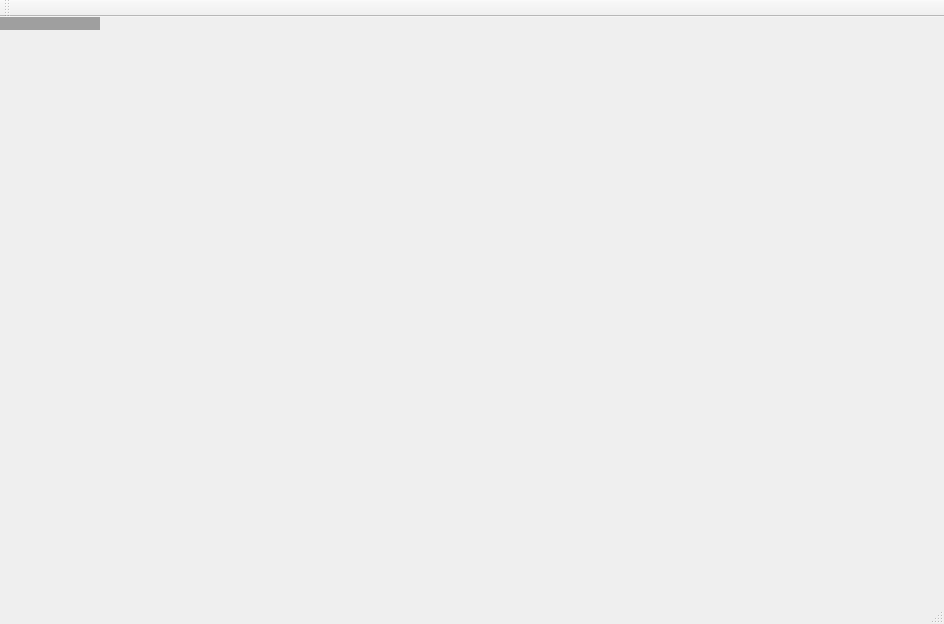
Qt form mainwindow.ui (ORBAT/epidemic) before a commit.
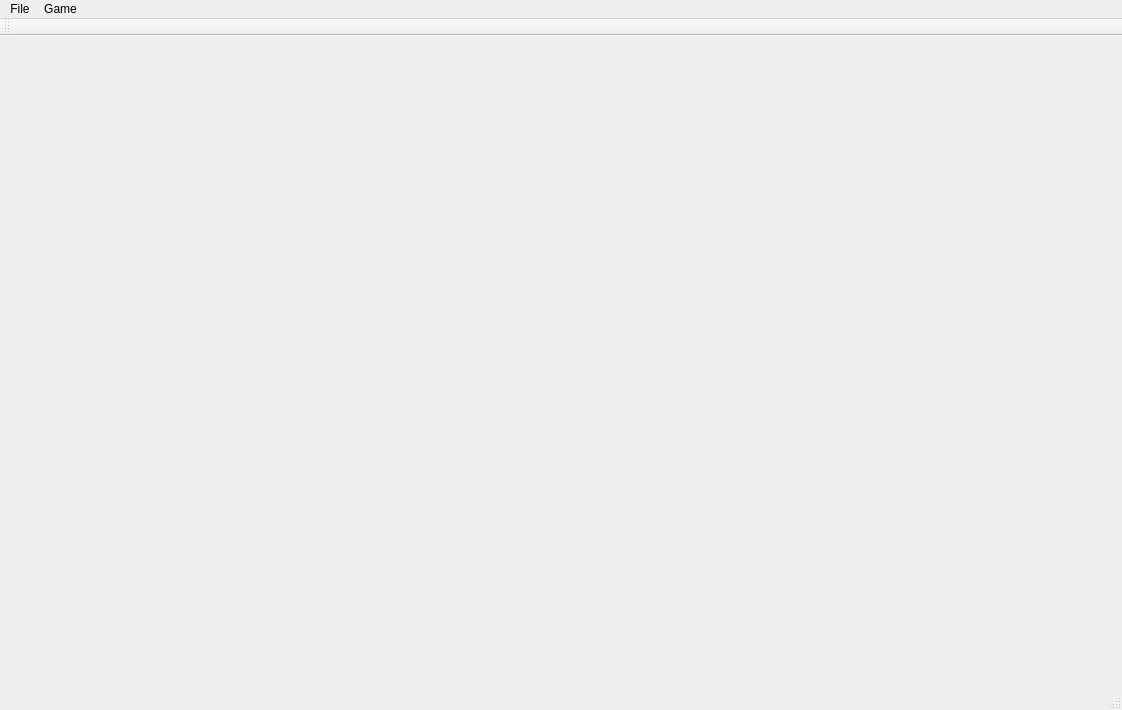
The same form after that commit.

```diff
--- a/mainwindow.ui
+++ b/mainwindow.ui
@@ -6,8 +6,8 @@
    <rect>
     <x>0</x>
     <y>0</y>
-    <width>944</width>
-    <height>624</height>
+    <width>1122</width>
+    <height>710</height>
    </rect>
   </property>
   <property name="windowTitle">
@@ -19,10 +19,25 @@
     <rect>
      <x>0</x>
      <y>0</y>
-     <width>944</width>
+     <width>1122</width>
      <height>21</height>
     </rect>
    </property>
+   <widget class="QMenu" name="menuFile">
+    <property name="title">
+     <string>File</string>
+    </property>
+    <addaction name="action_Quit"/>
+   </widget>
+   <widget class="QMenu" name="menuGame">
+    <property name="title">
+     <string>Game</string>
+    </property>
+    <addaction name="actionStart"/>
+    <addaction name="actionPause"/>
+   </widget>
+   <addaction name="menuFile"/>
+   <addaction name="menuGame"/>
   </widget>
   <widget class="QToolBar" name="mainToolBar">
    <attribute name="toolBarArea">
```
Left out of the diff: 15 changed lines with no effect on the pictures.
